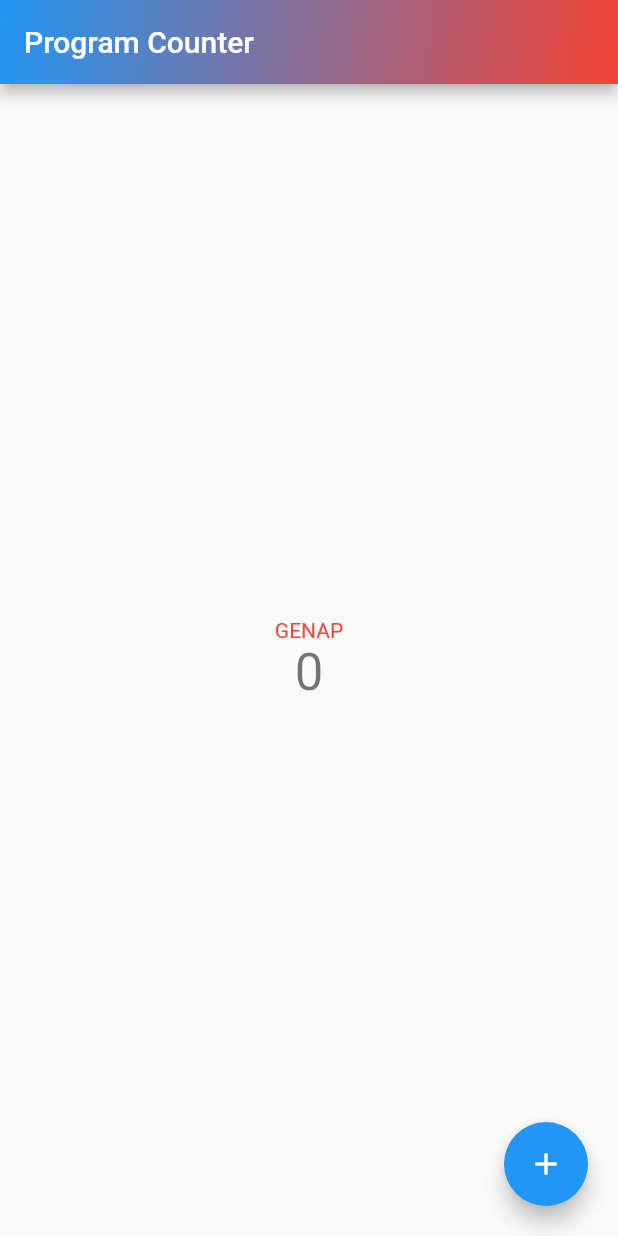
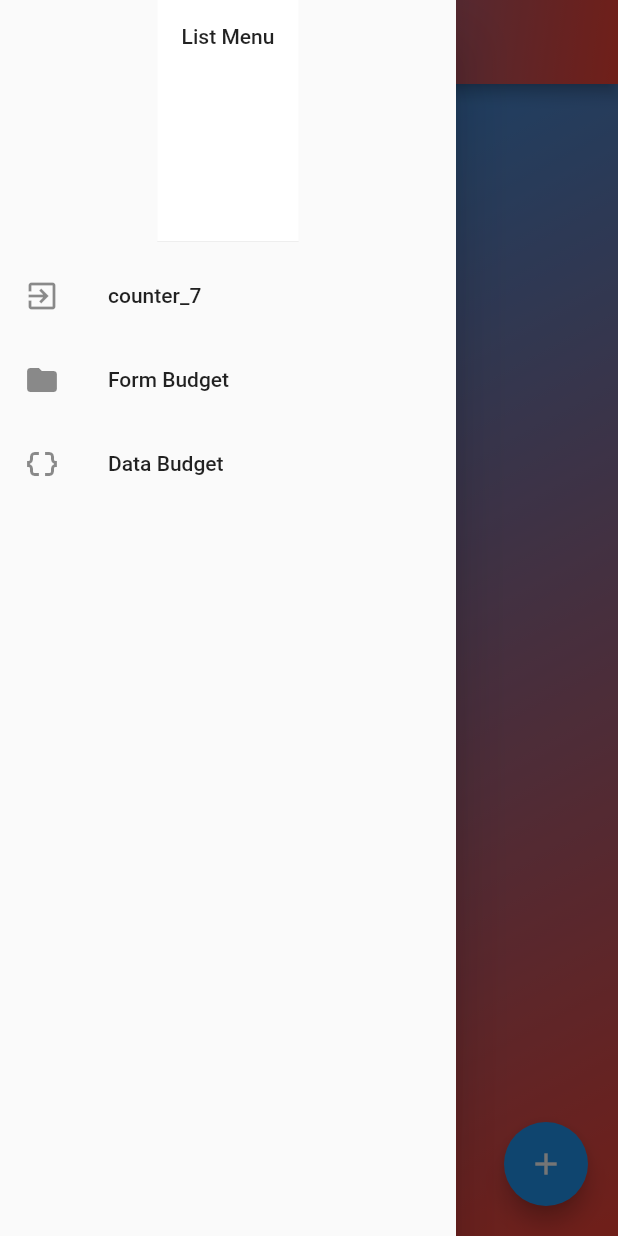
Before and after one commit to SyafriBarry/TugasFlutterPBP, a Flutter app: the screen it shows after launch, with the side drawer open (before the commit the screen has no drawer), on a phone screen of 412 x 824 dp. Run offline on Flutter 3.47's test engine with Material 2 defaults, Android fonts, the phone set to English and light mode, and no system bars; Roboto replaces fonts that are missing (Georgia).

```diff
--- /dev/null
+++ b/counter_7/lib/drawer.dart
@@ -0,0 +1,59 @@
+import 'package:flutter/material.dart';
+import 'package:counter_7/form.dart';
+import 'package:counter_7/data.dart';
+import 'package:counter_7/main.dart';
+
+
+class myDrawer extends StatelessWidget {
+  const myDrawer({Key? key}) : super(key: key);
+
+  @override
+  Widget build(BuildContext context) {
+    return Drawer(
+      child: Column(
+        children: [
+          const DrawerHeader(
+            decoration: BoxDecoration(
+              color: Colors.white,
+            ),
+            child: Text('List Menu'),
+          ),
+          // Menambahkan clickable menu
+          ListTile(
+            title: const Text('counter_7'),
+            leading: Icon(Icons.exit_to_app_outlined),
+            onTap: () {
+              // Route menu ke halaman utama
+              Navigator.pushReplacement(
+                context,
+                MaterialPageRoute(builder: (context) => const MyHomePage()),
+              );
+            },
+          ),
+          ListTile(
+            title: const Text('Form Budget'),
+            leading: Icon(Icons.folder),
+            onTap: () {
+              // Route menu ke halaman utama
+              Navigator.pushReplacement(
+                context,
+                MaterialPageRoute(builder: (context) => const MyFormPage()),
+              );
+            },
+          ),
+          ListTile(
+            title: const Text('Data Budget'),
+            leading: Icon(Icons.data_object),
+            onTap: () {
+              // Route menu ke halaman utama
+              Navigator.pushReplacement(
+                context,
+                MaterialPageRoute(builder: (context) => const MyDataPage()),
+              );
+            },
+          ),
+        ],
+      ),
+    );
+  }
+}
--- a/counter_7/lib/main.dart
+++ b/counter_7/lib/main.dart
@@ -1,4 +1,7 @@
 import 'package:flutter/material.dart';
+import 'package:counter_7/form.dart';
+import 'package:counter_7/data.dart';
+import 'package:counter_7/drawer.dart';
 
 void main() {
   runApp(const MyApp());
@@ -25,25 +28,15 @@ class MyApp extends StatelessWidget {
         primarySwatch: Colors.blue,
         fontFamily: 'Georgia',
       ),
-      home: const MyHomePage(title: 'Program Counter'),
+      home: const MyHomePage(),
     );
   }
 
 }
 
 class MyHomePage extends StatefulWidget {
-  const MyHomePage({super.key, required this.title});
-
-  // This widget is the home page of your application. It is stateful, meaning
-  // that it has a State object (defined below) that contains fields that affect
-  // how it looks.
-
-  // This class is the configuration for the state. It holds the values (in this
-  // case the title) provided by the parent (in this case the App widget) and
-  // used by the build method of the State. Fields in a Widget subclass are
-  // always marked "final".
-
-  final String title;
+  const MyHomePage({super.key});
+  final String title = 'Flutter Demo Home Page';
 
   @override
   State<MyHomePage> createState() => _MyHomePageState();
@@ -55,11 +48,6 @@ class _MyHomePageState extends State<MyHomePage> {
   void _incrementCounter() {
     setState(() {
 
-      // This call to setState tells the Flutter framework that something has
-      // changed in this State, which causes it to rerun the build method below
-      // so that the display can reflect the updated values. If we changed
-      // _counter without calling setState(), then the build method would not be
-      // called again, and so nothing would appear to happen.
       _counter++;
     });
   }
@@ -72,12 +60,7 @@ class _MyHomePageState extends State<MyHomePage> {
 
   @override
   Widget build(BuildContext context) {
-    // This method is rerun every time setState is called, for instance as done
-    // by the _incrementCounter method above.
-    //
-    // The Flutter framework has been optimized to make rerunning build methods
-    // fast, so that you can just rebuild anything that needs updating rather
-    // than having to individually change instances of widgets.
+
     return Scaffold(
 
       appBar: AppBar(
@@ -85,7 +68,7 @@ class _MyHomePageState extends State<MyHomePage> {
         // the App.build method, and use it to set our appbar title.
         title: Text(widget.title),
         flexibleSpace: Container(
-          decoration: BoxDecoration(
+          decoration: const BoxDecoration(
             gradient: LinearGradient(
               begin: Alignment.topLeft,
               end: Alignment.bottomRight,
@@ -96,26 +79,23 @@ class _MyHomePageState extends State<MyHomePage> {
           ),
         ),
       ),
-      body: Center(
+      drawer: const myDrawer(),
+      body: Container(
+        alignment: Alignment.center,
+        decoration: const BoxDecoration(
+          gradient: LinearGradient(
+              begin: Alignment.topLeft,
+              end: Alignment.bottomRight,
+              colors: <Color>[
+                 Colors.blue,
+                 Colors.red
+                ])
+          ),
 
 
-        // Center is a layout widget. It takes a single child and positions it
-        // in the middle of the parent.
+
         child: Column(
-          // Column is also a layout widget. It takes a list of children and
-          // arranges them vertically. By default, it sizes itself to fit its
-          // children horizontally, and tries to be as tall as its parent.
-          //
-          // Invoke "debug painting" (press "p" in the console, choose the
-          // "Toggle Debug Paint" action from the Flutter Inspector in Android
-          // Studio, or the "Toggle Debug Paint" command in Visual Studio Code)
-          // to see the wireframe for each widget.
-          //
-          // Column has various properties to control how it sizes itself and
-          // how it positions its children. Here we use mainAxisAlignment to
-          // center the children vertically; the main axis here is the vertical
-          // axis because Columns are vertical (the cross axis would be
-          // horizontal).
+
           mainAxisAlignment: MainAxisAlignment.center,
           children: <Widget>[
             _counter % 2 == 0 ?
@@ -123,6 +103,7 @@ class _MyHomePageState extends State<MyHomePage> {
               'GENAP',
               style: TextStyle(
                 color: Colors.red,
+                fontWeight: FontWeight.bold
               )
             )
 
@@ -130,6 +111,7 @@ class _MyHomePageState extends State<MyHomePage> {
               'GANJIL',
               style: TextStyle(
                 color: Colors.blue,
+                fontWeight: FontWeight.bold
               ),
             ),
             Text(
@@ -149,10 +131,11 @@ class _MyHomePageState extends State<MyHomePage> {
               child: FloatingActionButton(
                 onPressed: _decrementCounter,
                 tooltip: 'Decrement',
-                child: const Icon(Icons.remove),
+                child: const Icon(Icons.remove , color: Colors.black,),
                 ),
               ),
           ),
+
           Align(
 
             alignment: Alignment.bottomRight,
@@ -162,6 +145,7 @@ class _MyHomePageState extends State<MyHomePage> {
                 onPressed: _incrementCounter,
                 tooltip: 'Increment',
                 child: const Icon(Icons.add),
+
                 ),
               ),
           ),
```
Also changed, not shown: counter_7/lib/data.dart (added, +39 -0 lines), counter_7/lib/form.dart (added, +219 -0 lines), 1 other file.
